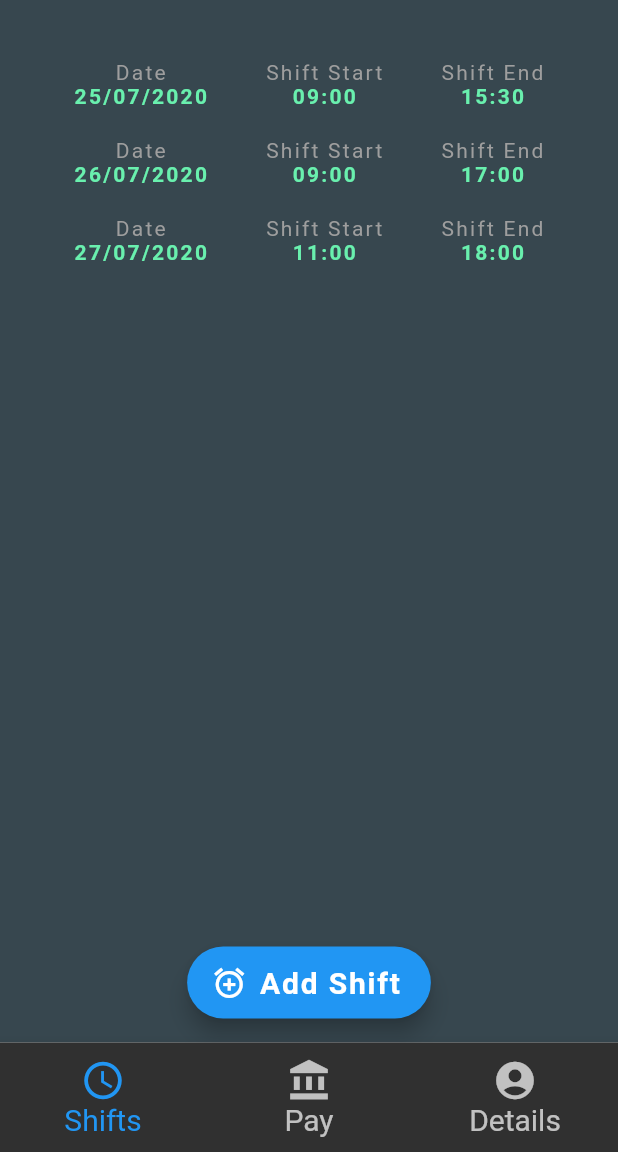
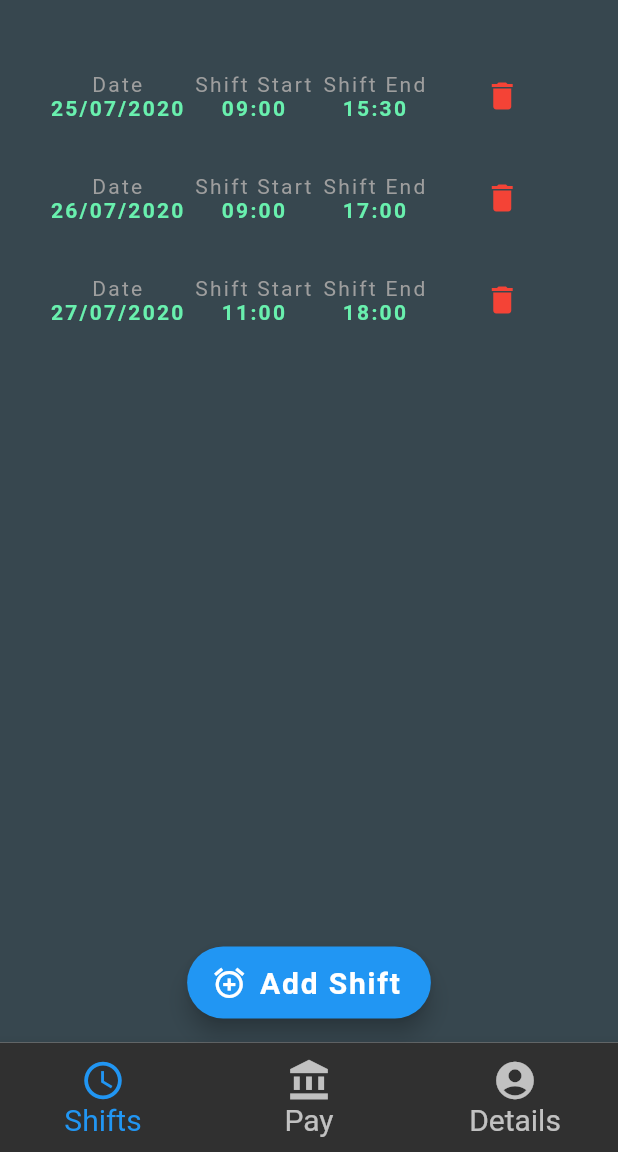
Before and after one commit to JPunch/ShiftHoursApp, a Flutter app: the screen it shows after launch, on a phone screen of 412 x 824 dp, the part 84-1236 px from its top. Run offline on Flutter 3.47's test engine with Material 2 defaults, Android fonts, the phone set to English and light mode, and no system bars; our stand-ins replace flutter_datetime_picker, fluttertoast.

```diff
--- a/lib/classes/shift_card.dart
+++ b/lib/classes/shift_card.dart
@@ -4,23 +4,29 @@ class ShiftCard {
   String date;
   String shiftStart;
   String shiftEnd;
+  int day;
+  int month;
+  int year;
 
-  ShiftCard({String shiftStart, String shiftEnd, String date}) {
+  ShiftCard({this.shiftStart, this.shiftEnd, this.date}) {
     this.date = date;
     this.shiftStart = shiftStart;
     this.shiftEnd = shiftEnd;
+    this.day = int.parse(date.split("/")[0]);
+    this.month = int.parse(date.split("/")[1]);
+    this.year = int.parse(date.split("/")[2]);
   }
   double getShiftLength() {
     int startH = int.parse(this.shiftStart.substring(0, 2));
-    int startM = int.parse(this.shiftStart.substring(2, 5));
+    int startM = int.parse(this.shiftStart.substring(3, 5));
     int endH = int.parse(this.shiftEnd.substring(0, 2));
-    int endM = int.parse(this.shiftEnd.substring(2, 5));
+    int endM = int.parse(this.shiftEnd.substring(3, 5));
     if (this.isOvernight()) {
       // double shiftLen = ((endH - startH) * 60 + (endM - startM)) / 60;
-      return ((endH - startH) * 60 + (endM - startM)) / 60;
+      return (((24 - startH) + endH) * 60 + (endM - startM)) / 60;
     } else {
       // double shiftLen = (((24 - startH) + endH) * 60 + (endM - startM)) / 60;
-      return (((24 - startH) + endH) * 60 + (endM - startM)) / 60;
+      return ((endH - startH) * 60 + (endM - startM)) / 60;
     }
     // return shiftLen;
   }
@@ -33,6 +39,10 @@ class ShiftCard {
     } else {
       return false;
     }
+  }
+
+  DateTime genDateTime() {
+    return DateTime(this.year, this.month, this.day);
   }
 
   Widget makeShift() {
@@ -99,6 +109,15 @@ class ShiftCard {
             ),
           ],
         ),
+        Column(children: <Widget>[
+          FlatButton(
+            child: Icon(
+              Icons.delete,
+              color: Colors.red,
+            ),
+            onPressed: null,
+          )
+        ])
       ],
     );
   }
--- /dev/null
+++ b/lib/config.json
@@ -0,0 +1 @@
+// To be set up to have all the data for the app which is imported on app start and saved on app close
--- a/lib/pages/details.dart
+++ b/lib/pages/details.dart
@@ -15,7 +15,11 @@ class _DetailsState extends State<Details> {
           padding: const EdgeInsets.fromLTRB(20, 8, 20, 8),
           child: Center(
             child: TextFormField(
-              initialValue: "Pay per hour",
+              decoration: const InputDecoration(
+                  icon: Icon(Icons.attach_money,
+                      size: 35), //locate lower, more central
+                  hintText: "How much do you get paid per hour?",
+                  labelText: "Pay Per Hour *"),
             ),
           ),
         ));
```
Also changed, not shown: lib/pages/calculation.dart (+10 -7 lines), pubspec.lock, 1 other file.
